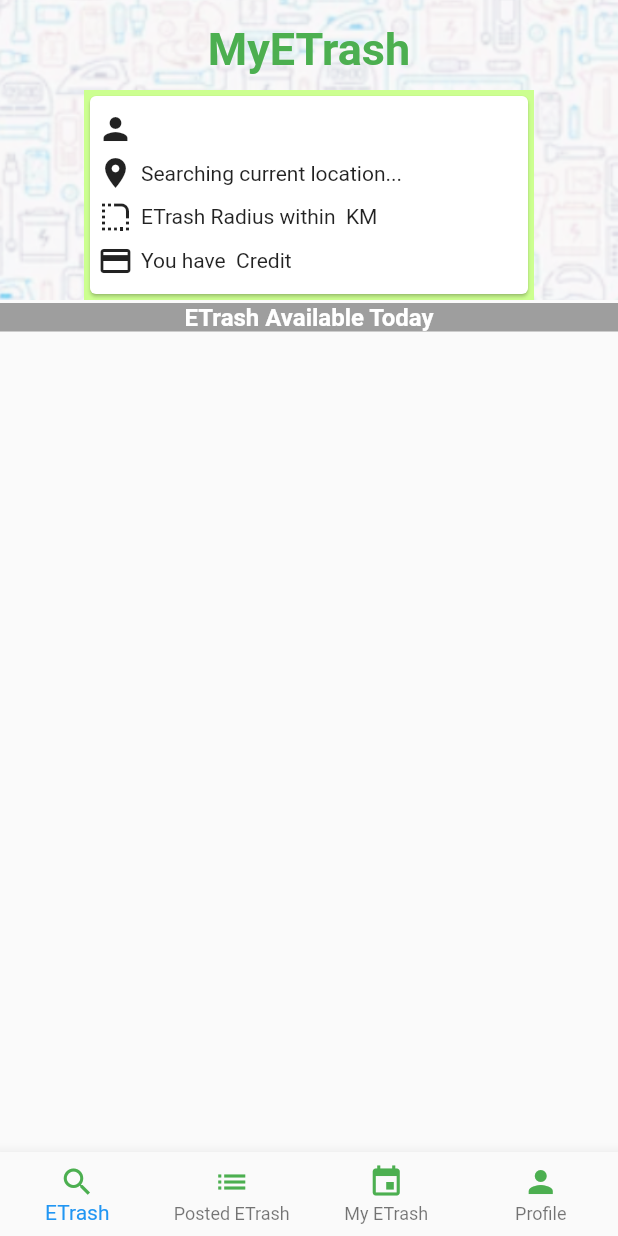
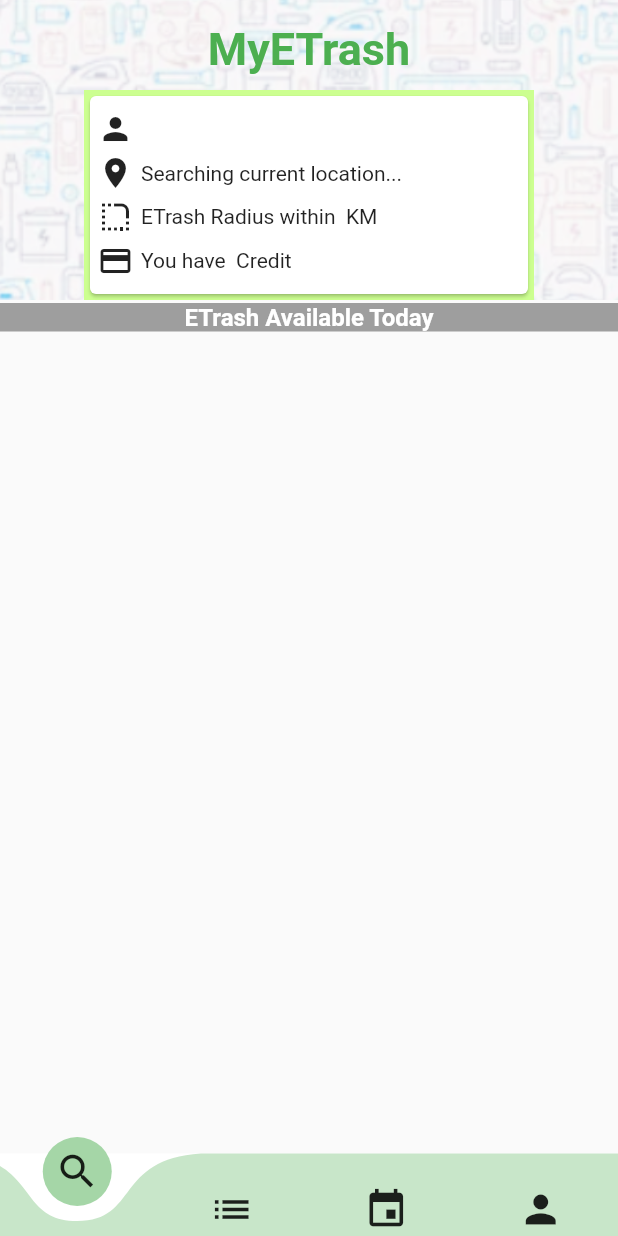
Before and after one commit to EmilySiew/myetrash, a Flutter app: the MainScreen screen opened directly with empty values, on a phone screen of 412 x 824 dp. Run offline on Flutter 3.47's test engine with Material 2 defaults, Android fonts, the phone set to English and light mode, and no system bars; our stand-ins replace flutter_rating_bar, geolocator, google_maps_flutter, image_picker, progress_dialog, random_string and 3 more; missing offline and left inert: place_picker; accounts and stored records are empty.

Commit message:
Update mainscreen.dart
update

```diff
--- a/lib/mainscreen.dart
+++ b/lib/mainscreen.dart
@@ -1,3 +1,4 @@
+import 'package:curved_navigation_bar/curved_navigation_bar.dart';
 import 'package:flutter/material.dart';
 import 'package:myetrash/tab_screen2.dart';
 import 'package:myetrash/tab_screen3.dart';
@@ -45,13 +46,29 @@ class _MainScreenState extends State<MainScreen> {
   Widget build(BuildContext context) {
     return new Scaffold(
       body: tabs[currentTabIndex],
-      bottomNavigationBar: BottomNavigationBar(
-        onTap: onTapped,
-        currentIndex: currentTabIndex,
-        type: BottomNavigationBarType.fixed,
+      bottomNavigationBar: CurvedNavigationBar(
+        height: 55,
+        //currentIndex: 0,
+        items: <Widget>[
+          Icon(Icons.search, size: 30),
+          Icon(Icons.list, size: 30),
+          Icon(Icons.event, size: 30),
+          Icon(Icons.person, size: 30)
+        ],
+        color: Colors.green[100],
+        buttonBackgroundColor: Colors.green[200],
+        backgroundColor: Colors.white,
+        animationCurve: Curves.easeInOutBack,
+        animationDuration: Duration(milliseconds: 500),
+        onTap : onTapped
+        //currentIndex: currentTabIndex,
 
-        items: [
-          BottomNavigationBarItem(
+        //onTap: onTapped,
+        //currentIndex: currentTabIndex,
+        //type: BottomNavigationBarType.fixed,
+
+        /*items: [
+          CurvedNavigationBarItem(
             icon: Icon(Icons.search, color: Colors.green),
             title: Text("ETrash"),
           ),
@@ -67,7 +84,7 @@ class _MainScreenState extends State<MainScreen> {
             icon: Icon(Icons.person, color: Colors.green),
             title: Text("Profile"),
           )
-        ],
+        ],*/
       ),
     );
   }
```
